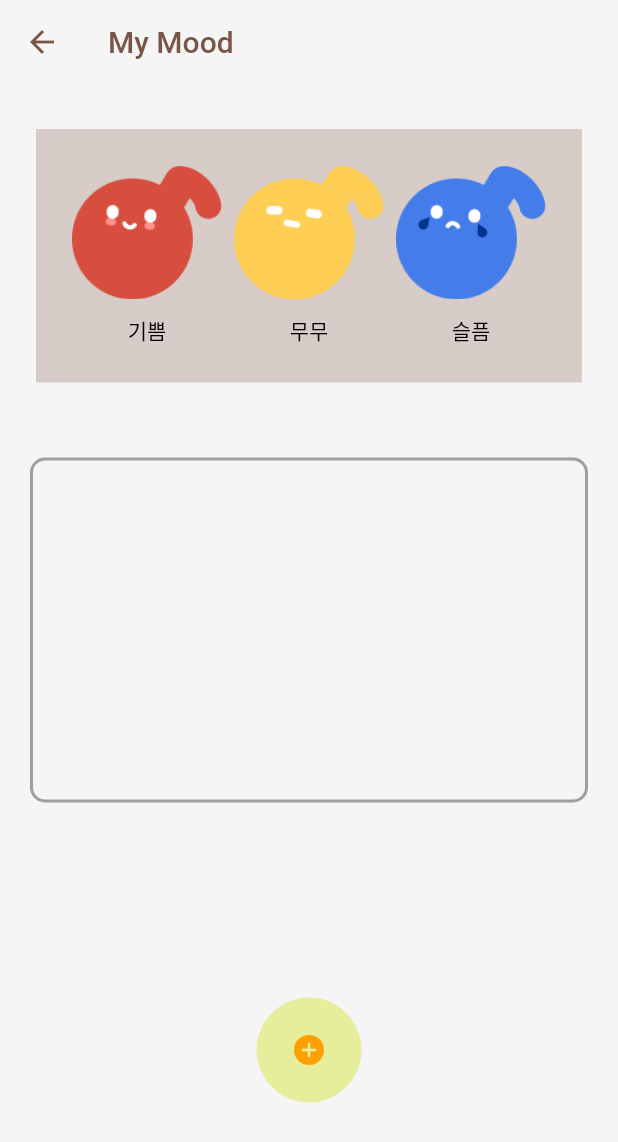
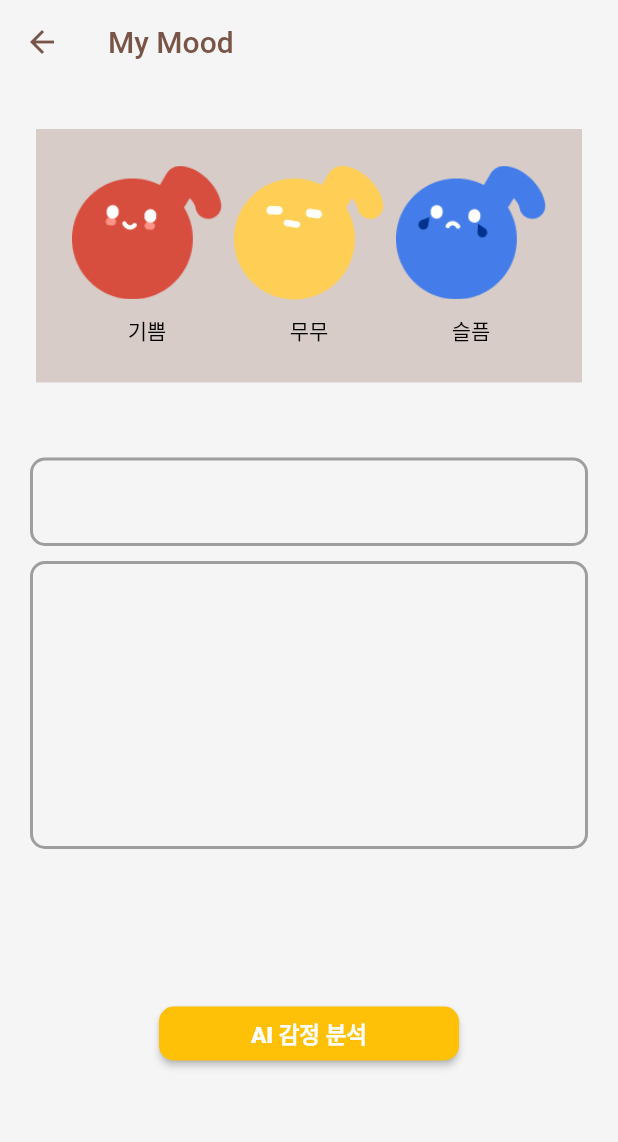
Before and after one commit to python-project-3Joe/Musik, a Flutter app: the DiaryAdd screen opened by its route, on a phone screen of 412 x 824 dp. Shown: the top 1142 px of the screen. Run offline on Flutter 3.47's test engine with Material 2 defaults, Android fonts, the phone set to English and light mode, and no system bars; our stand-ins replace animated_splash_screen, pie_chart, table_calendar; network calls fail.

Commit message:
create emotional_lyrics.dart

```diff
--- a/musik/lib/main.dart
+++ b/musik/lib/main.dart
@@ -10,6 +10,7 @@ import 'package:animated_splash_screen/animated_splash_screen.dart';
 import 'package:musik/view/diaryhome.dart';
 import 'package:musik/view/diarylist.dart';
 import 'package:musik/view/emotional_alnalysis.dart';
+import 'package:musik/view/emotional_lyrics.dart';
 import 'Login/login.dart';
 
 void main() {
@@ -57,7 +58,7 @@ class MyApp extends StatelessWidget {
         // tabbar 페이지
         '/tabbar': (context) => const MainTabPage(),
       },
-      initialRoute: '/emotional_analysis',
+      // initialRoute: '/emotional_analysis',
       debugShowCheckedModeBanner: false,
     );
   }
--- a/musik/lib/view/diaryadd.dart
+++ b/musik/lib/view/diaryadd.dart
@@ -12,11 +12,12 @@ class DiaryAdd extends StatefulWidget {
 }
 
 class _DiaryAddState extends State<DiaryAdd> {
-  // 타이틀, 이모지 사진경로, 이모지 이름
-  late String enameEdit; //ename
+  // 타이틀, 내용, 이모지 사진경로, 이모지 이름
+  late String emotion; // emoji
   late String emotionPath; //epath
-  late TextEditingController contentEdit; //dcontent
-  late int eid; // emotion
+  late TextEditingController titleEdit; // d_title
+  late TextEditingController contentEdit; //d_content
+  late String dtitle;
   late String dcontent;
   late String result;
   late String uid;
@@ -25,11 +26,13 @@ class _DiaryAddState extends State<DiaryAdd> {
   void initState() {
     super.initState();
 
+    titleEdit = TextEditingController();
     contentEdit = TextEditingController();
-    enameEdit = "";
+    emotion = "";
     emotionPath = "";
-    eid = 0;
-    result = '';
+    dtitle = "";
+    dcontent = "";
+    result = "";
     uid = User.uId;
   }
 
@@ -64,8 +67,7 @@ class _DiaryAddState extends State<DiaryAdd> {
                         onTap: () {
                           setState(() {
                             emotionPath = 'images/joy.png';
-                            enameEdit = '기쁨';
-                            eid = 6;
+                            emotion = '기쁨';
                           });
                         },
                         child: Column(
@@ -81,7 +83,7 @@ class _DiaryAddState extends State<DiaryAdd> {
                             Text(
                               // 이미지 이름
                               '기쁨',
-                              style: enameEdit == '기쁨'
+                              style: emotion == '기쁨'
                                   ? const TextStyle(
                                       color: Colors.green,
                                       fontWeight: FontWeight.bold)
@@ -99,8 +101,7 @@ class _DiaryAddState extends State<DiaryAdd> {
                         onTap: () {
                           setState(() {
                             emotionPath = 'images/dumdum.png';
-                            enameEdit = '무무';
-                            eid = 5;
+                            emotion = '무무';
                           });
                         },
                         child: Column(
@@ -116,7 +117,7 @@ class _DiaryAddState extends State<DiaryAdd> {
                             Text(
                               // 이미지 이름
                               '무무',
-                              style: enameEdit == '무무'
+                              style: emotion == '무무'
                                   ? const TextStyle(
                                       color: Colors.green,
                                       fontWeight: FontWeight.bold)
@@ -134,8 +135,7 @@ class _DiaryAddState extends State<DiaryAdd> {
                         onTap: () {
                           setState(() {
                             emotionPath = 'images/sad.png';
-                            enameEdit = '슬픔';
-                            eid = 4;
+                            emotion = '슬픔';
                           });
                         },
                         child: Column(
@@ -151,7 +151,7 @@ class _DiaryAddState extends State<DiaryAdd> {
                             Text(
                               // 이미지 이름
                               '슬픔',
-                              style: enameEdit == '슬픔'
+                              style: emotion == '슬픔'
                                   ? const TextStyle(
                                       color: Colors.green,
                                       fontWeight: FontWeight.bold)
@@ -177,10 +177,32 @@ class _DiaryAddState extends State<DiaryAdd> {
               padding: const EdgeInsets.all(20.0),
               child: Column(
                 children: [
+                  // title
+                  TextField(
+                    controller: titleEdit,
+                    keyboardType: TextInputType.text,
+                    maxLines: 1,
+                    decoration: InputDecoration(
+                      enabledBorder: OutlineInputBorder(
+                        borderSide:
+                            const BorderSide(width: 2, color: Colors.grey),
+                        borderRadius: BorderRadius.circular(10),
+                      ),
+                      focusedBorder: OutlineInputBorder(
+                        borderSide:
+                            const BorderSide(width: 2, color: Colors.brown),
+                        borderRadius: BorderRadius.circular(10),
+                      ),
+                    ),
+                  ),
+                  const SizedBox(
+                    height: 10,
+                  ),
+                  // content
                   TextField(
                     controller: contentEdit,
                     keyboardType: TextInputType.text,
-                    maxLines: 10,
+                    maxLines: 8,
                     decoration: InputDecoration(
                       enabledBorder: OutlineInputBorder(
                         borderSide:
@@ -201,16 +223,28 @@ class _DiaryAddState extends State<DiaryAdd> {
           const SizedBox(
             height: 80,
           ),
-          CircleAvatar(
-            backgroundColor: Colors.lime[200],
-            radius: 35,
-            child: IconButton(
-                onPressed: () {
+          ElevatedButton(
+              style: ElevatedButton.styleFrom(
+                fixedSize: const Size(200, 30),
+                primary: Colors.amber,
+                shape: RoundedRectangleBorder(
+                  borderRadius: BorderRadius.circular(10),
+                ),
+              ),
+              onPressed: () {
+                  dtitle = titleEdit.text;
                   dcontent = contentEdit.text;
                   insertAction();
-                },
-                icon: const Icon(Icons.add_circle_rounded)),
-          ),
+              },
+              child: const Text(
+                'AI 감정 분석',
+                style: TextStyle(
+                  fontWeight: FontWeight.w900,
+                  color: Colors.white,
+                  fontSize: 15,
+                ),
+              ),
+            ),
         ]),
       ),
     );
@@ -218,7 +252,7 @@ class _DiaryAddState extends State<DiaryAdd> {
 
   insertAction() async {
     var url = Uri.parse(
-        'http://localhost:8080/Flutter/musik/daily_add.jsp?dcontent=$dcontent&eid=$eid&uid=$uid');
+        'http://localhost:8080/Flutter/musik/daily_add.jsp?dtitle=$dtitle&dcontent=$dcontent&uid=$uid');
     var response = await http.get(url);
     setState(() {
       var dataConvertedJSON = json.decode(utf8.decode(response.bodyBytes));
```
Also changed, not shown: musik/lib/view/emotional_lyrics.dart (added, +100 -0 lines), 1 other file.
